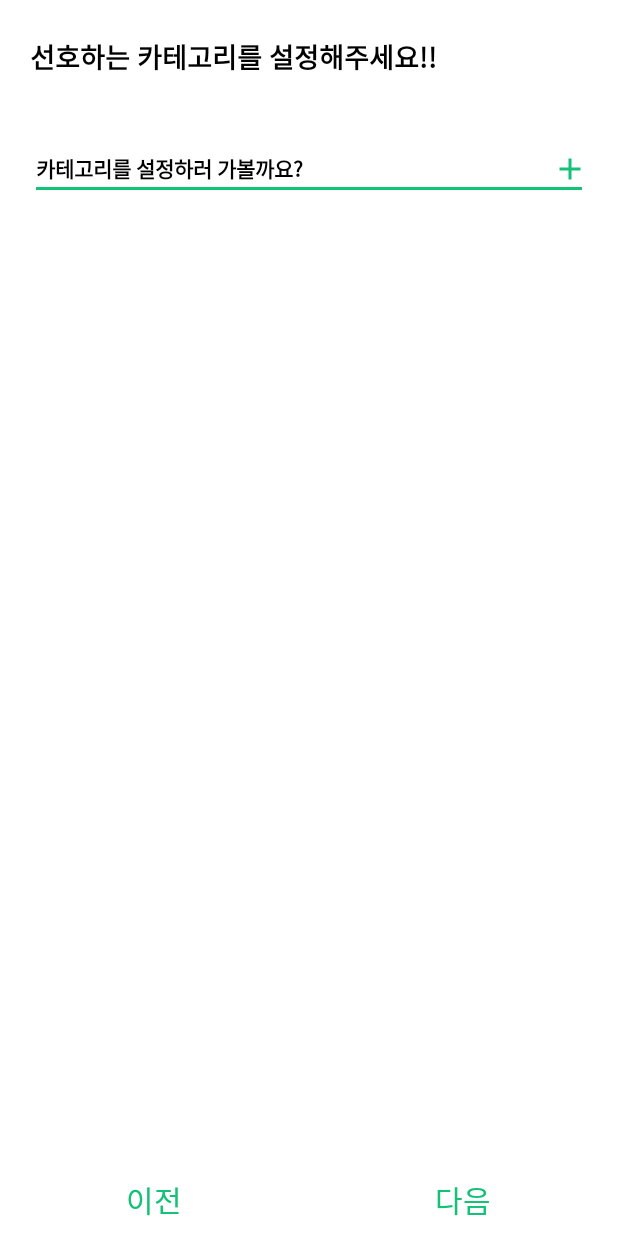
After one commit to team-nutee/NUTEE-Android, an Android app: the fragment SelectCategoryFragment shown on its own in the app's theme, on a phone screen of 412 x 824 dp. The commit adds this screen. Run offline under Robolectric (Android 15) with nearby library versions, the phone set to English and light mode, and no system bars.

Commit message:
[Feat] 회원가입 화면: 카테고리 설정 뷰 제작

```diff
--- /dev/null
+++ b/app/src/main/java/kr/nutee/nutee_android/ui/member/register/fragment/SelectCategoryFragment.kt
@@ -0,0 +1,22 @@
+package kr.nutee.nutee_android.ui.member.register.fragment
+
+import android.os.Bundle
+import android.view.LayoutInflater
+import android.view.View
+import android.view.ViewGroup
+import androidx.fragment.app.Fragment
+import kr.nutee.nutee_android.R
+
+class SelectCategoryFragment : Fragment() {
+	override fun onCreateView(
+		inflater: LayoutInflater,
+		container: ViewGroup?,
+		savedInstanceState: Bundle?
+	): View? {
+		return inflater.inflate(
+			R.layout.member_register_select_category_fragment,
+			container,
+			false
+		)
+	}
+}
--- /dev/null
+++ b/app/src/main/res/drawable/ic_add_vevtor_asset.xml
@@ -0,0 +1,5 @@
+<vector android:height="24dp" android:tint="#13C276"
+    android:viewportHeight="24" android:viewportWidth="24"
+    android:width="24dp" xmlns:android="http://schemas.android.com/apk/res/android">
+    <path android:fillColor="@android:color/white" android:pathData="M19,13h-6v6h-2v-6H5v-2h6V5h2v6h6v2z"/>
+</vector>
--- /dev/null
+++ b/app/src/main/res/layout/member_register_select_category_fragment.xml
@@ -0,0 +1,100 @@
+<?xml version="1.0" encoding="utf-8"?>
+<androidx.constraintlayout.widget.ConstraintLayout xmlns:android="http://schemas.android.com/apk/res/android"
+    xmlns:app="http://schemas.android.com/apk/res-auto"
+    xmlns:tools="http://schemas.android.com/tools"
+    android:layout_width="match_parent"
+    android:layout_height="match_parent"
+    tools:context=".ui.member.register.fragment.EmailAuthFragment">
+
+    <androidx.constraintlayout.widget.ConstraintLayout
+        android:id="@+id/cl_register_email_auth_content"
+        android:layout_width="match_parent"
+        android:layout_height="wrap_content"
+        android:paddingHorizontal="20dp"
+        app:layout_constraintEnd_toEndOf="parent"
+        app:layout_constraintStart_toStartOf="parent"
+        app:layout_constraintTop_toTopOf="parent">
+
+        <TextView
+            android:id="@+id/tv_register_nick_name_input_title_text"
+            android:layout_width="wrap_content"
+            android:layout_height="wrap_content"
+            android:layout_marginTop="24dp"
+            android:text="선호하는 카테고리를 설정해주세요!!"
+            android:textColor="@android:color/black"
+            android:textSize="18dp"
+            android:textStyle="bold"
+            app:layout_constraintStart_toStartOf="parent"
+            app:layout_constraintTop_toTopOf="parent" />
+
+        <androidx.constraintlayout.widget.ConstraintLayout
+            android:id="@+id/cl_register_select_category_content"
+            android:layout_width="match_parent"
+            android:layout_height="wrap_content"
+            android:layout_marginTop="40dp"
+            app:layout_constraintTop_toBottomOf="@+id/tv_register_nick_name_input_title_text"
+            tools:layout_editor_absoluteX="20dp">
+
+            <EditText
+                android:id="@+id/et_register_select_category"
+                android:layout_width="match_parent"
+                android:layout_height="wrap_content"
+                android:hint="카테고리를 설정하러 가볼까요?"
+                android:textColorHint="@android:color/black"
+                android:textSize="14dp"
+                android:textStyle="bold"
+                app:layout_constraintEnd_toEndOf="parent"
+                app:layout_constraintStart_toStartOf="parent"
+                app:layout_constraintTop_toTopOf="parent" />
+
+            <ImageView
+                android:id="@+id/et_register_select_category_add_btn"
+                android:layout_width="wrap_content"
+                android:layout_height="wrap_content"
+                android:src="@drawable/ic_add_vevtor_asset"
+                app:layout_constraintBottom_toBottomOf="parent"
+                app:layout_constraintEnd_toEndOf="parent"
+                app:layout_constraintTop_toTopOf="parent" />
+        </androidx.constraintlayout.widget.ConstraintLayout>
+
+
+    </androidx.constraintlayout.widget.ConstraintLayout>
+
+    <androidx.constraintlayout.widget.ConstraintLayout
+        android:id="@+id/cl_register_nick_name_buttons"
+        android:layout_width="match_parent"
+        android:layout_height="48dp"
+        app:layout_constraintBottom_toBottomOf="parent"
+        app:layout_constraintEnd_toEndOf="parent"
+        app:layout_constraintStart_toStartOf="parent">
+
+        <TextView
+            android:id="@+id/tv_nick_name_next"
+            android:layout_width="0dp"
+            android:layout_height="match_parent"
+            android:gravity="center"
+            android:text="@string/next"
+            android:textColor="@color/text_selector"
+            android:textSize="20dp"
+            app:layout_constraintBottom_toBottomOf="@+id/tv_nick_name_previous"
+            app:layout_constraintEnd_toEndOf="parent"
+            app:layout_constraintHorizontal_bias="0.5"
+            app:layout_constraintStart_toEndOf="@+id/tv_nick_name_previous"
+            app:layout_constraintTop_toTopOf="@+id/tv_nick_name_previous" />
+
+        <TextView
+            android:id="@+id/tv_nick_name_previous"
+            android:layout_width="0dp"
+            android:layout_height="match_parent"
+            android:gravity="center"
+            android:text="@string/preivious"
+            android:textColor="@color/text_selector"
+            android:textSize="20dp"
+            app:layout_constraintEnd_toStartOf="@+id/tv_nick_name_next"
+            app:layout_constraintHorizontal_bias="0.5"
+            app:layout_constraintStart_toStartOf="parent" />
+
+    </androidx.constraintlayout.widget.ConstraintLayout>
+
+
+</androidx.constraintlayout.widget.ConstraintLayout>
--- a/app/src/main/res/values/strings.xml
+++ b/app/src/main/res/values/strings.xml
@@ -135,4 +135,5 @@ NUTEE(이하 누티) 서비스 이용약관은 S&amp;N(이하 소울)이 서비
     <string name="next">다음</string>
     <string name="idText">아이디</string>
     <string name="nickNameText">닉네임</string>
+    <string name="categoryText">카테고리</string>
 </resources>
```
